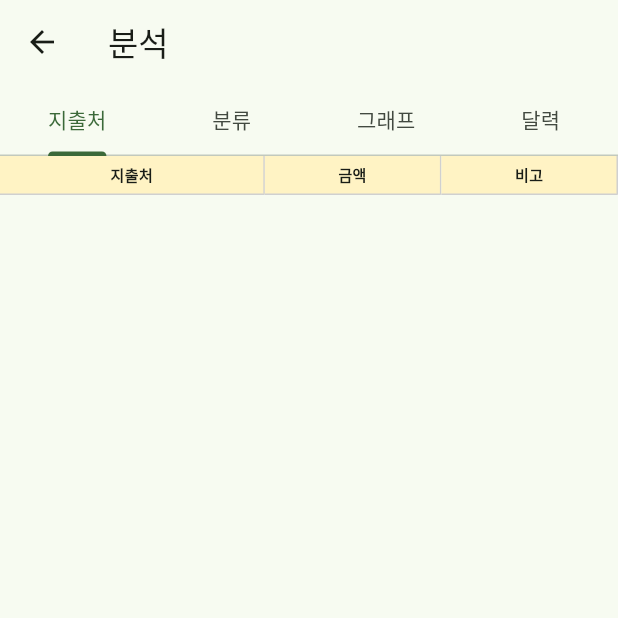
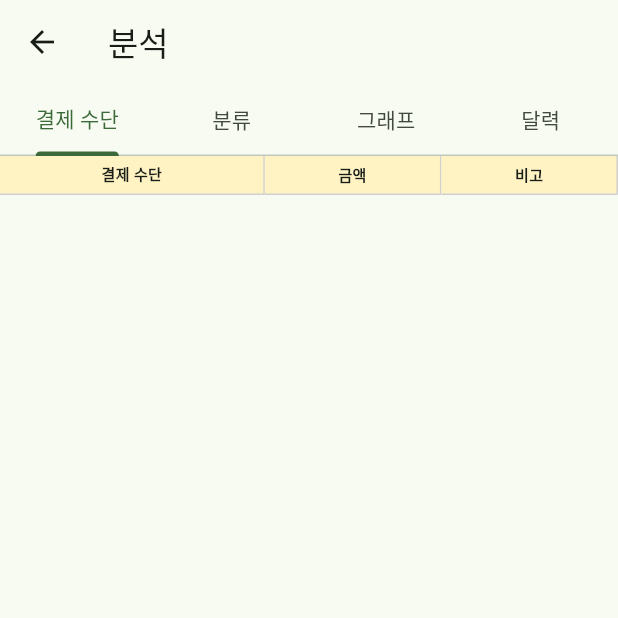
Before and after one commit to leenajin/mobile_money, a Flutter app: the AnalysisScreen screen opened directly, on a phone screen of 412 x 824 dp, the top half of it. Run offline on Flutter 3.47's test engine with Material 3 defaults, Android fonts, the phone set to English and light mode, and no system bars; our stand-ins replace fl_chart, google_sign_in, shared_preferences, sqflite, sqflite_common_ffi_web; missing offline and left inert: extension_google_sign_in_as_googleapis_auth, googleapis; accounts and stored records are empty.

Commit message:
지출처 용어를 결제 수단으로 전면 변경

```diff
--- a/lib/screens/analysis_graph_tab.dart
+++ b/lib/screens/analysis_graph_tab.dart
@@ -36,7 +36,7 @@ class AnalysisGraphTab extends StatefulWidget {
 }
 
 class _AnalysisGraphTabState extends State<AnalysisGraphTab> {
-  bool byCategory = true; // true=분류별, false=지출처별
+  bool byCategory = true; // true=분류별, false=결제 수단별
 
   Color _sliceColor(int index, List<AnalysisEntry> slices) {
     if (slices[index].name == '그 외') return _otherColor;
@@ -61,12 +61,12 @@ class _AnalysisGraphTabState extends State<AnalysisGraphTab> {
     final dailyAverage = total ~/ daily.length;
 
     return ListView(padding: const EdgeInsets.all(16), children: [
-      // 분류별/지출처별 전환 버튼
+      // 분류별/결제 수단별 전환 버튼
       Center(
         child: SegmentedButton<bool>(
           segments: const [
             ButtonSegment(value: true, label: Text('분류별')),
-            ButtonSegment(value: false, label: Text('지출처별')),
+            ButtonSegment(value: false, label: Text('결제 수단별')),
           ],
           selected: {byCategory},
           onSelectionChanged: (s) => setState(() => byCategory = s.first),
@@ -146,7 +146,7 @@ class _AnalysisGraphTabState extends State<AnalysisGraphTab> {
             formatWon(categoryEntries.first.total)),
       if (paymentEntries.isNotEmpty)
         _statTile(
-            '가장 많이 쓴 지출처',
+            '가장 많이 쓴 결제 수단',
             '${paymentEntries.first.name} (${(paymentEntries.first.total * 100 / total).toStringAsFixed(1)}%)',
             formatWon(paymentEntries.first.total)),
       _statTile('하루 평균 지출 (지출 있는 날 기준)', '${daily.length}일 지출',
--- a/lib/screens/analysis_screen.dart
+++ b/lib/screens/analysis_screen.dart
@@ -78,14 +78,14 @@ class AnalysisScreen extends StatelessWidget {
         appBar: AppBar(
           title: const Text('분석'),
           bottom: const TabBar(tabs: [
-            Tab(text: '지출처'),
+            Tab(text: '결제 수단'),
             Tab(text: '분류'),
             Tab(text: '그래프'),
             Tab(text: '달력'),
           ]),
         ),
         body: TabBarView(children: [
-          _table('지출처', paymentEntries),
+          _table('결제 수단', paymentEntries),
           _table('분류', categoryEntries),
           AnalysisGraphTab(
             expenses: expenses,
--- a/lib/screens/expense_sheet.dart
+++ b/lib/screens/expense_sheet.dart
@@ -137,7 +137,7 @@ class _ExpenseFormState extends State<_ExpenseForm> {
           DropdownButtonFormField<int>(
             key: const Key('payment'),
             initialValue: paymentMethodId,
-            decoration: const InputDecoration(labelText: '지출처 (카드/현금)'),
+            decoration: const InputDecoration(labelText: '결제 수단 (카드/현금)'),
             items: [
               for (final p in state.paymentMethods)
                 DropdownMenuItem(value: p.id, child: Text(p.name)),
--- a/lib/widgets/ledger_table.dart
+++ b/lib/widgets/ledger_table.dart
@@ -73,7 +73,7 @@ class LedgerTable extends StatelessWidget {
 
   Widget _headerRow() => Row(children: [
         _cell(0, '날짜', bg: _headerColor, bold: true, center: true),
-        _cell(1, '지출처', bg: _headerColor, bold: true, center: true),
+        _cell(1, '결제 수단', bg: _headerColor, bold: true, center: true),
         _cell(2, '분류', bg: _headerColor, bold: true, center: true),
         _cell(3, '상세', bg: _headerColor, bold: true, center: true),
         _cell(4, '금액', bg: _headerColor, bold: true, center: true),
```
Also changed, not shown: 2 other files.
